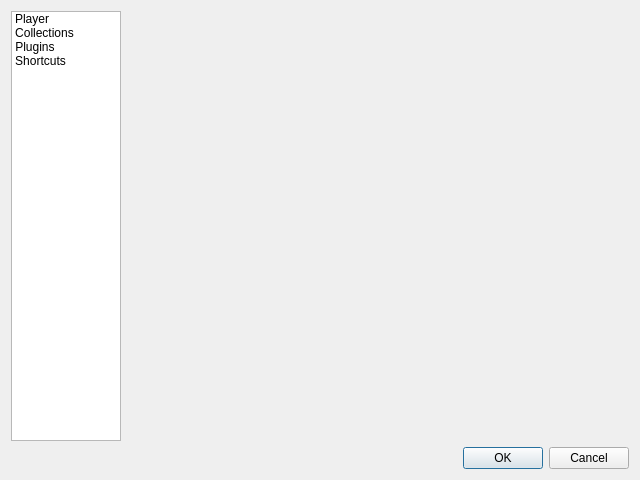
Before: the Qt Designer form player/settings/settingsdialog.ui in danvratil/TepSonic, drawn with Qt 5.
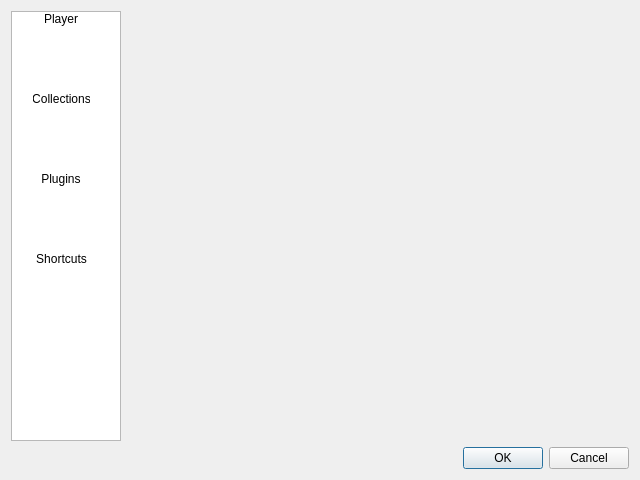
After: the same form once the commit is applied. Icons and pictures are not drawn.

The edit to the form file:
```diff
--- a/player/settings/settingsdialog.ui
+++ b/player/settings/settingsdialog.ui
@@ -51,18 +51,45 @@
        <property name="dragDropMode">
         <enum>QAbstractItemView::NoDragDrop</enum>
        </property>
+       <property name="alternatingRowColors">
+        <bool>false</bool>
+       </property>
        <property name="iconSize">
         <size>
-         <width>80</width>
-         <height>80</height>
+         <width>48</width>
+         <height>48</height>
         </size>
        </property>
+       <property name="textElideMode">
+        <enum>Qt::ElideNone</enum>
+       </property>
        <property name="movement">
         <enum>QListView::Static</enum>
        </property>
+       <property name="isWrapping" stdset="0">
+        <bool>true</bool>
+       </property>
+       <property name="resizeMode">
+        <enum>QListView::Fixed</enum>
+       </property>
+       <property name="gridSize">
+        <size>
+         <width>100</width>
+         <height>80</height>
+        </size>
+       </property>
        <property name="viewMode">
         <enum>QListView::IconMode</enum>
        </property>
+       <property name="uniformItemSizes">
+        <bool>true</bool>
+       </property>
+       <property name="wordWrap">
+        <bool>false</bool>
+       </property>
+       <property name="selectionRectVisible">
+        <bool>false</bool>
+       </property>
        <item>
         <property name="text">
          <string>Player</string>
```
Left out of the diff: 13 changed lines with no effect on the pictures.
